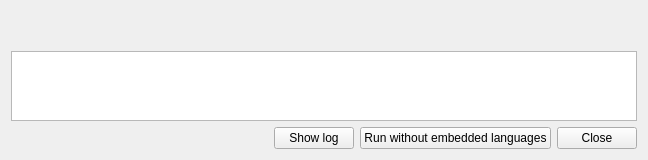
Above: Solution/Engine/embeddedlanguageinstalldialog.ui from nguyendkn/BrowserAutomationStudio before the change. Below: the same form after it.
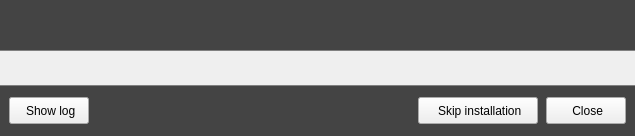
That is the form after the change. Icons and pictures are not drawn.

Diff of the .ui file:
```diff
--- a/Solution/Engine/embeddedlanguageinstalldialog.ui
+++ b/Solution/Engine/embeddedlanguageinstalldialog.ui
@@ -6,18 +6,57 @@
    <rect>
     <x>0</x>
     <y>0</y>
-    <width>648</width>
-    <height>160</height>
+    <width>635</width>
+    <height>136</height>
    </rect>
   </property>
   <property name="windowTitle">
    <string>Form</string>
   </property>
   <layout class="QHBoxLayout" name="horizontalLayout">
+   <property name="leftMargin">
+    <number>0</number>
+   </property>
+   <property name="topMargin">
+    <number>0</number>
+   </property>
+   <property name="rightMargin">
+    <number>0</number>
+   </property>
+   <property name="bottomMargin">
+    <number>0</number>
+   </property>
    <item>
     <layout class="QVBoxLayout" name="verticalLayout">
+     <property name="spacing">
+      <number>0</number>
+     </property>
+     <item>
+      <widget class="QWidget" name="WidgetTop" native="true">
+       <property name="minimumSize">
+        <size>
+         <width>0</width>
+         <height>50</height>
+        </size>
+       </property>
+       <property name="maximumSize">
+        <size>
+         <width>16777215</width>
+         <height>50</height>
+        </size>
+       </property>
+       <property name="styleSheet">
+        <string notr="true">#WidgetTop{background-color:#444}</string>
+       </property>
+       <layout class="QHBoxLayout" name="horizontalLayout_2">
      <item>
       <widget class="QLabel" name="Title">
+          <property name="sizePolicy">
+           <sizepolicy hsizetype="Preferred" vsizetype="Maximum">
+            <horstretch>0</horstretch>
+            <verstretch>0</verstretch>
+           </sizepolicy>
+          </property>
        <property name="font">
         <font>
          <weight>75</weight>
@@ -32,28 +71,124 @@
        </property>
       </widget>
      </item>
+       </layout>
+      </widget>
+     </item>
+     <item>
+      <widget class="QWidget" name="widget_2" native="true">
+       <property name="minimumSize">
+        <size>
+         <width>0</width>
+         <height>1</height>
+        </size>
+       </property>
+       <property name="maximumSize">
+        <size>
+         <width>16777215</width>
+         <height>1</height>
+        </size>
+       </property>
+       <property name="styleSheet">
+        <string notr="true">QWidget{background-color:gray}</string>
+       </property>
+      </widget>
+     </item>
+     <item>
+      <spacer name="verticalSpacer_2">
+       <property name="orientation">
+        <enum>Qt::Vertical</enum>
+       </property>
+       <property name="sizeHint" stdset="0">
+        <size>
+         <width>20</width>
+         <height>40</height>
+        </size>
+       </property>
+      </spacer>
+     </item>
      <item>
       <widget class="QLabel" name="Label">
        <property name="text">
         <string/>
        </property>
+       <property name="alignment">
+        <set>Qt::AlignCenter</set>
+       </property>
        <property name="wordWrap">
         <bool>true</bool>
        </property>
       </widget>
      </item>
      <item>
-      <widget class="QPlainTextEdit" name="plainTextEdit">
-       <property name="lineWrapMode">
-        <enum>QPlainTextEdit::NoWrap</enum>
+      <spacer name="verticalSpacer">
+       <property name="orientation">
+        <enum>Qt::Vertical</enum>
        </property>
-       <property name="readOnly">
-        <bool>true</bool>
+       <property name="sizeHint" stdset="0">
+        <size>
+         <width>20</width>
+         <height>40</height>
+        </size>
        </property>
+      </spacer>
+     </item>
+     <item>
+      <widget class="QWidget" name="widget" native="true">
+       <property name="minimumSize">
+        <size>
+         <width>0</width>
+         <height>1</height>
+        </size>
+       </property>
+       <property name="maximumSize">
+        <size>
+         <width>16777215</width>
+         <height>1</height>
+        </size>
+       </property>
+       <property name="styleSheet">
+        <string notr="true">QWidget{background-color:gray}</string>
+       </property>
       </widget>
      </item>
      <item>
-      <layout class="QHBoxLayout" name="horizontalLayout_2">
+      <widget class="QWidget" name="WidgetBottom" native="true">
+       <property name="minimumSize">
+        <size>
+         <width>0</width>
+         <height>50</height>
+        </size>
+       </property>
+       <property name="maximumSize">
+        <size>
+         <width>16777215</width>
+         <height>50</height>
+        </size>
+       </property>
+       <property name="styleSheet">
+        <string notr="true">#WidgetBottom{background-color:#444}</string>
+       </property>
+       <layout class="QHBoxLayout" name="horizontalLayout_3">
+        <property name="spacing">
+         <number>8</number>
+        </property>
+        <item>
+         <widget class="QPushButton" name="ShowLog">
+          <property name="minimumSize">
+           <size>
+            <width>0</width>
+            <height>27</height>
+           </size>
+          </property>
+          <property name="text">
+           <string> Show log</string>
+          </property>
+          <property name="icon">
+           <iconset resource="engine.qrc">
+            <normaloff>:/engine/images/resources_ok.png</normaloff>:/engine/images/resources_ok.png</iconset>
+          </property>
+         </widget>
+        </item>
        <item>
         <spacer name="horizontalSpacer">
          <property name="orientation">
@@ -67,28 +202,42 @@
          </property>
         </spacer>
        </item>
-       <item>
-        <widget class="QPushButton" name="ShowLog">
-         <property name="text">
-          <string>Show log</string>
-         </property>
-        </widget>
-       </item>
        <item>
         <widget class="QPushButton" name="RunAnyway">
+          <property name="minimumSize">
+           <size>
+            <width>120</width>
+            <height>27</height>
+           </size>
+          </property>
          <property name="text">
-          <string>Run without embedded languages</string>
+           <string> Skip installation</string>
+          </property>
+          <property name="icon">
+           <iconset resource="engine.qrc">
+            <normaloff>:/engine/images/right.png</normaloff>:/engine/images/right.png</iconset>
          </property>
         </widget>
        </item>
        <item>
         <widget class="QPushButton" name="Close">
+          <property name="minimumSize">
+           <size>
+            <width>0</width>
+            <height>27</height>
+           </size>
+          </property>
          <property name="text">
-          <string>Close</string>
-         </property>
+           <string> Close</string>
+          </property>
+          <property name="icon">
+           <iconset resource="engine.qrc">
+            <normaloff>:/engine/images/stop.png</normaloff>:/engine/images/stop.png</iconset>
+          </property>
         </widget>
        </item>
       </layout>
+      </widget>
      </item>
     </layout>
    </item>
```
Left out of the diff: 4 changed lines with no effect on the pictures. Lines whose indentation alone changed are shown as unchanged.
